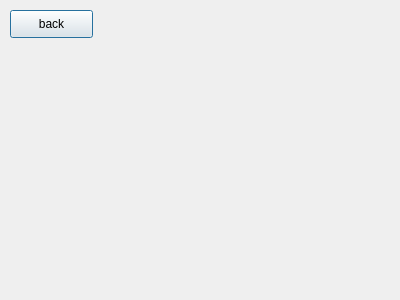
Qt form snakegame.ui (isolisp/retroGames) before a commit.
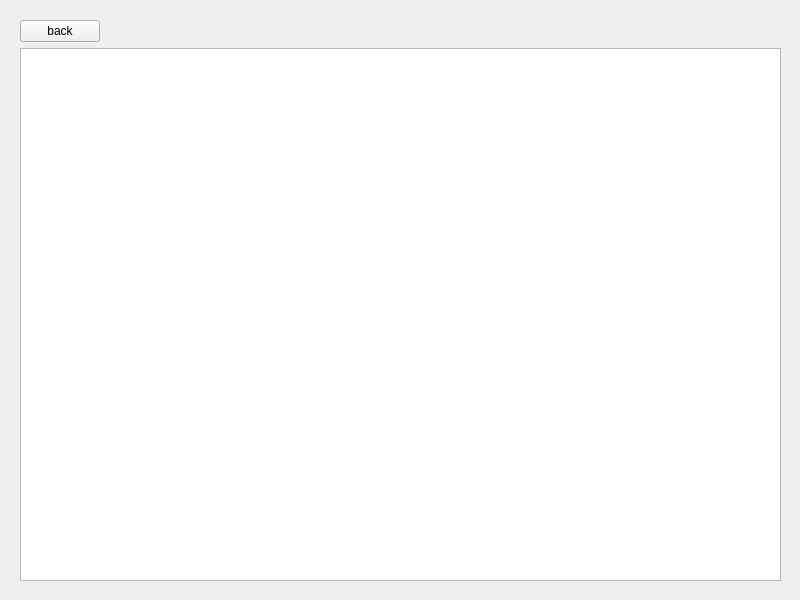
The same form after that commit.

```diff
--- a/snakegame.ui
+++ b/snakegame.ui
@@ -1,30 +1,49 @@
 <?xml version="1.0" encoding="UTF-8"?>
 <ui version="4.0">
  <class>SnakeGame</class>
- <widget class="QDialog" name="SnakeGame">
+ <widget class="QWidget" name="SnakeGame">
   <property name="geometry">
    <rect>
     <x>0</x>
     <y>0</y>
-    <width>400</width>
-    <height>300</height>
+    <width>800</width>
+    <height>600</height>
    </rect>
   </property>
   <property name="windowTitle">
    <string>Dialog</string>
   </property>
-  <widget class="QPushButton" name="back_b">
+  <widget class="QWidget" name="verticalLayoutWidget">
    <property name="geometry">
     <rect>
-     <x>10</x>
-     <y>10</y>
-     <width>83</width>
-     <height>28</height>
+     <x>20</x>
+     <y>20</y>
+     <width>761</width>
+     <height>561</height>
     </rect>
    </property>
-   <property name="text">
-    <string>back</string>
-   </property>
+   <layout class="QVBoxLayout" name="verticalLayout">
+    <item>
+     <widget class="QPushButton" name="back_b">
+      <property name="sizePolicy">
+       <sizepolicy hsizetype="Maximum" vsizetype="Maximum">
+        <horstretch>0</horstretch>
+        <verstretch>0</verstretch>
+       </sizepolicy>
+      </property>
+      <property name="text">
+       <string>back</string>
+      </property>
+     </widget>
+    </item>
+    <item>
+     <layout class="QGridLayout" name="gridLayout">
+      <item row="0" column="0">
+       <widget class="QTableWidget" name="fieldsTable"/>
+      </item>
+     </layout>
+    </item>
+   </layout>
   </widget>
  </widget>
  <resources/>
```
Left out of the diff: 2 changed lines with no effect on the pictures.
